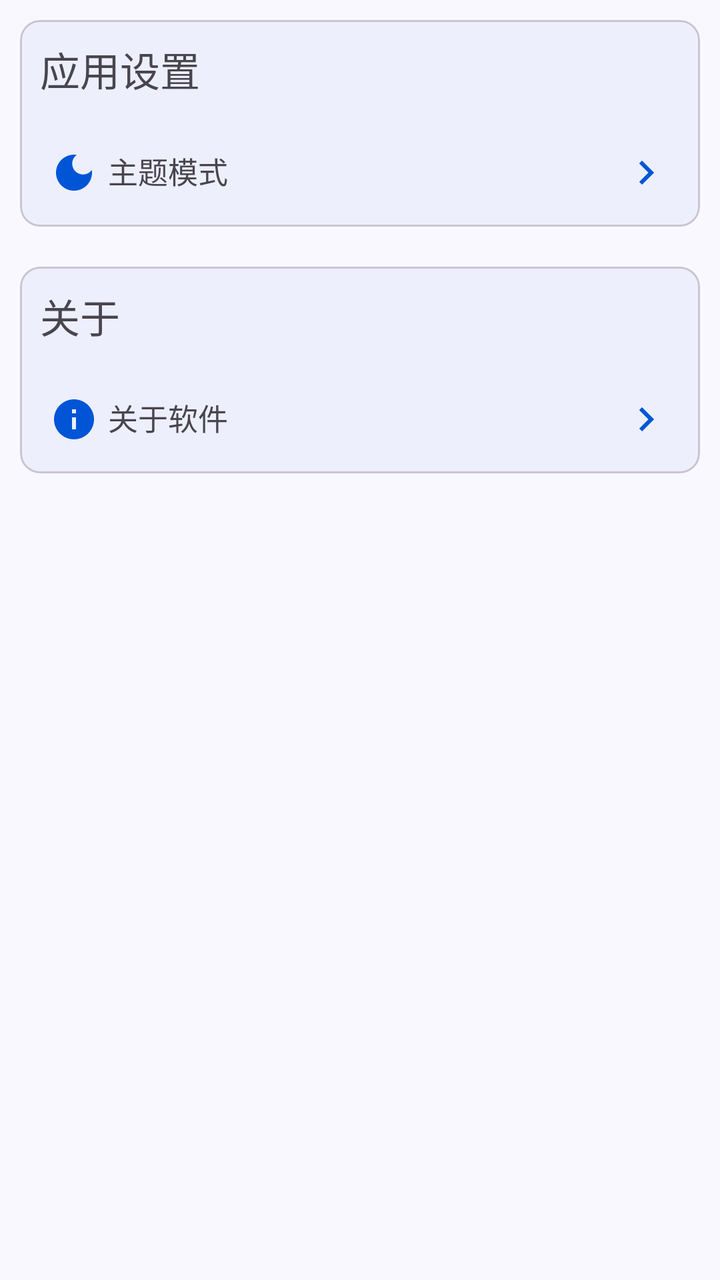
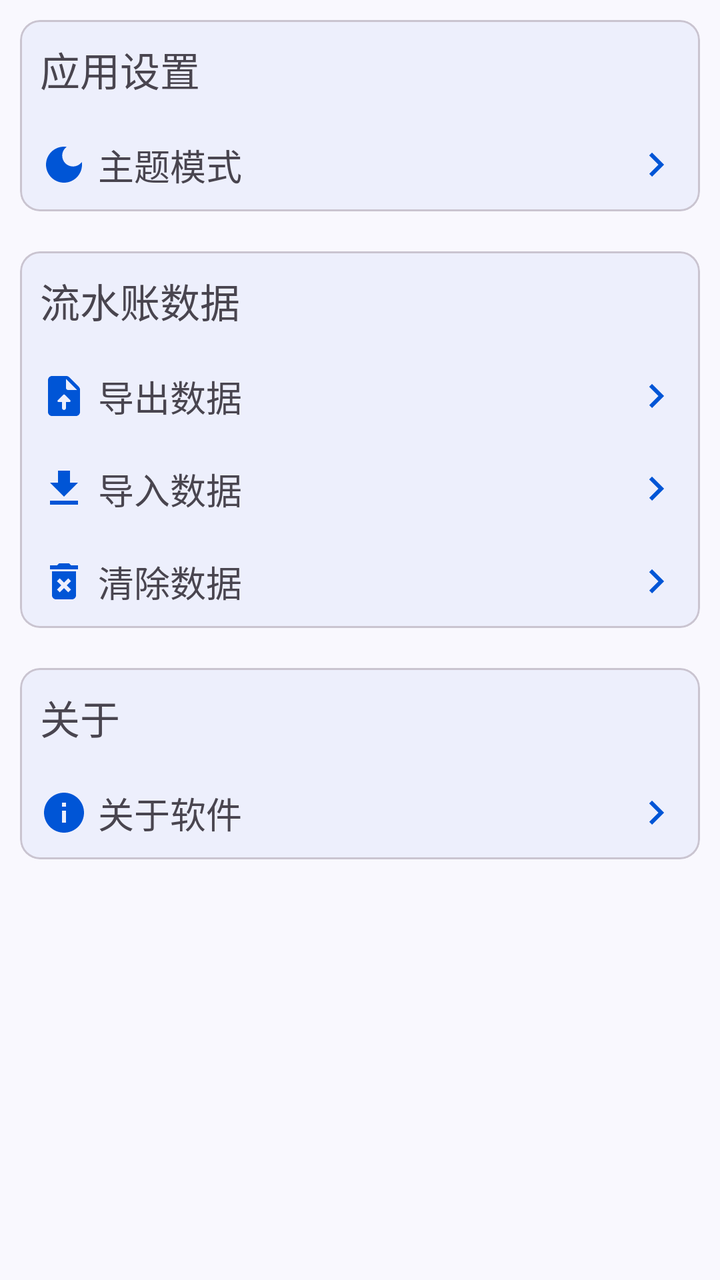

Screens rendered from an Android XML layout before and after an edit, with the pre-edit source and the edit as a unified diff.
<!-- AndroidManifest.xml: application theme Theme.ProjectManager -->
<!-- res/layout/fragment_setting.xml -->
<?xml version="1.0" encoding="utf-8"?>
<LinearLayout xmlns:android="http://schemas.android.com/apk/res/android"
    xmlns:app="http://schemas.android.com/apk/res-auto"
    xmlns:tools="http://schemas.android.com/tools"
    android:id="@+id/mine_fragment"
    style="@style/PageStyle"
    android:layout_width="match_parent"
    android:layout_height="match_parent"
    android:orientation="vertical"
    tools:context=".ui.setting.SettingFragment">

    <com.google.android.material.card.MaterialCardView
        style="@style/ContentCardStyle"
        android:layout_width="match_parent"
        android:layout_height="wrap_content">

        <LinearLayout
            android:layout_width="match_parent"
            android:layout_height="match_parent"
            android:orientation="vertical">

            <com.google.android.material.textview.MaterialTextView
                style="@style/LabelTextViewStyle"
                android:layout_width="wrap_content"
                android:layout_height="wrap_content"
                android:text="应用设置" />

            
            <com.google.android.material.textview.MaterialTextView
                android:id="@+id/setting_theme_mode"
                style="@style/SubSettingCardStyle"
                android:layout_width="match_parent"
                android:layout_height="wrap_content"
                android:drawableStart="@drawable/baseline_dark_mode_24"
                android:text="主题模式" />

        </LinearLayout>
    </com.google.android.material.card.MaterialCardView>

    <com.google.android.material.card.MaterialCardView
        style="@style/ContentCardStyle"
        android:layout_width="match_parent"
        android:layout_height="wrap_content">

        <LinearLayout
            android:layout_width="match_parent"
            android:layout_height="match_parent"
            android:orientation="vertical">

            <com.google.android.material.textview.MaterialTextView
                style="@style/LabelTextViewStyle"
                android:layout_width="wrap_content"
                android:layout_height="wrap_content"
                android:text="关于" />

            
            <com.google.android.material.textview.MaterialTextView
                android:id="@+id/setting_about"
                style="@style/SubSettingCardStyle"
                android:layout_width="match_parent"
                android:layout_height="wrap_content"
                android:drawableStart="@drawable/baseline_info_24"
                android:text="关于软件" />
        </LinearLayout>
    </com.google.android.material.card.MaterialCardView>
</LinearLayout>
<!-- resources referenced by this layout -->
<resources>
  <style name="ContentCardStyle">
          <item name="cardBackgroundColor">@color/card_background</item>
          <item name="cardCornerRadius">10dp</item>
          <item name="android:layout_margin">10dp</item>
      </style>
  <style name="LabelTextViewStyle">
          <item name="android:layout_margin">10dp</item>
          <item name="android:textSize">20sp</item>
      </style>
  <style name="PageStyle">
          <item name="android:fitsSystemWindows">true</item>
          <item name="android:background">@color/page_background</item>
      </style>
  <style name="SubSettingCardStyle">
          <item name="android:drawableEnd">@drawable/baseline_keyboard_arrow_right_24</item>
          <item name="android:drawablePadding">5dp</item>
          <item name="android:textSize">15sp</item>
          <item name="android:layout_margin">10dp</item>
          <item name="android:clickable">true</item>
          <item name="android:focusable">true</item>
          <item name="android:padding">5dp</item>
          <item name="android:background">?attr/selectableItemBackground</item>
      </style>
  <color name="card_background">#edeffc</color>
  <color name="page_background">#f9f8fe</color>
  <!-- drawable baseline_keyboard_arrow_right_24 (drawable) -->
  <vector xmlns:android="http://schemas.android.com/apk/res/android" android:autoMirrored="true" android:height="24dp" android:tint="#000000" android:viewportHeight="24" android:viewportWidth="24" android:width="24dp">
        
      <path android:fillColor="@android:color/white" android:pathData="M8.59,16.59L13.17,12 8.59,7.41 10,6l6,6 -6,6 -1.41,-1.41z"/>
      
  </vector>
  <color name="theme_blue">#0055d6</color>
  <color name="purple_700">#FF3700B3</color>
  <color name="white">#FFFFFFFF</color>
  <color name="teal_200">#FF03DAC5</color>
  <color name="teal_700">#FF018786</color>
  <color name="black">#FF000000</color>
  <style name="ToolBarStyle">
          <item name="android:background">@color/toolbar_background</item>
          <item name="contentInsetStart">10dp</item>
          <item name="titleTextAppearance">@style/TitleStyle</item>
      </style>
  <color name="toolbar_background">#ebedfa</color>
  <style name="TitleStyle">
          <item name="android:textSize">23sp</item>
          <item name="android:textColor">@color/black</item>
      </style>
  <!-- unchanged entries left out for length: 3 -->
</resources>

<!-- the commit's change to res/layout/fragment_setting.xml (unified diff, before → after) -->
@@ -1,6 +1,5 @@
 <?xml version="1.0" encoding="utf-8"?>
-<LinearLayout xmlns:android="http://schemas.android.com/apk/res/android"
-    xmlns:app="http://schemas.android.com/apk/res-auto"
+<ScrollView xmlns:android="http://schemas.android.com/apk/res/android"
     xmlns:tools="http://schemas.android.com/tools"
     android:id="@+id/mine_fragment"
     style="@style/PageStyle"
@@ -9,58 +8,103 @@
     android:orientation="vertical"
     tools:context=".ui.setting.SettingFragment">
 
-    <com.google.android.material.card.MaterialCardView
-        style="@style/ContentCardStyle"
+    <LinearLayout
         android:layout_width="match_parent"
-        android:layout_height="wrap_content">
+        android:layout_height="match_parent"
+        android:orientation="vertical">
 
-        <LinearLayout
+        <com.google.android.material.card.MaterialCardView
+            style="@style/ContentCardStyle"
             android:layout_width="match_parent"
-            android:layout_height="match_parent"
-            android:orientation="vertical">
+            android:layout_height="wrap_content">
 
-            <com.google.android.material.textview.MaterialTextView
-                style="@style/LabelTextViewStyle"
-                android:layout_width="wrap_content"
-                android:layout_height="wrap_content"
-                android:text="应用设置" />
+            <LinearLayout
+                android:layout_width="match_parent"
+                android:layout_height="match_parent"
+                android:orientation="vertical">
 
-            
-            <com.google.android.material.textview.MaterialTextView
-                android:id="@+id/setting_theme_mode"
-                style="@style/SubSettingCardStyle"
+                <com.google.android.material.textview.MaterialTextView
+                    style="@style/LabelTextViewStyle"
+                    android:layout_width="wrap_content"
+                    android:layout_height="wrap_content"
+                    android:text="应用设置" />
+
+                
+                <com.google.android.material.textview.MaterialTextView
+                    android:id="@+id/setting_theme_mode"
+                    style="@style/SubSettingCardStyle"
+                    android:layout_width="match_parent"
+                    android:layout_height="wrap_content"
+                    android:drawableStart="@drawable/baseline_dark_mode_24"
+                    android:text="主题模式" />
+
+            </LinearLayout>
+        </com.google.android.material.card.MaterialCardView>
+
+        <com.google.android.material.card.MaterialCardView
+            style="@style/ContentCardStyle"
+            android:layout_width="match_parent"
+            android:layout_height="wrap_content">
+
+            <LinearLayout
                 android:layout_width="match_parent"
                 android:layout_height="wrap_content"
-                android:drawableStart="@drawable/baseline_dark_mode_24"
-                android:text="主题模式" />
+                android:orientation="vertical">
 
-        </LinearLayout>
-    </com.google.android.material.card.MaterialCardView>
+                <com.google.android.material.textview.MaterialTextView
+                    style="@style/LabelTextViewStyle"
+                    android:layout_width="wrap_content"
+                    android:layout_height="wrap_content"
+                    android:text="流水账数据" />
 
-    <com.google.android.material.card.MaterialCardView
-        style="@style/ContentCardStyle"
-        android:layout_width="match_parent"
-        android:layout_height="wrap_content">
+                <com.google.android.material.textview.MaterialTextView
+                    style="@style/SubSettingCardStyle"
+                    android:layout_width="match_parent"
+                    android:layout_height="wrap_content"
+                    android:drawableStart="@drawable/round_export_data_24"
+                    android:text="导出数据" />
 
-        <LinearLayout
+                <com.google.android.material.textview.MaterialTextView
+                    style="@style/SubSettingCardStyle"
+                    android:layout_width="match_parent"
+                    android:layout_height="wrap_content"
+                    android:drawableStart="@drawable/baseline_import_data_24"
+                    android:text="导入数据" />
+
+                <com.google.android.material.textview.MaterialTextView
+                    style="@style/SubSettingCardStyle"
+                    android:layout_width="match_parent"
+                    android:layout_height="wrap_content"
+                    android:drawableStart="@drawable/baseline_delete_forever_24"
+                    android:text="清除数据" />
+            </LinearLayout>
+        </com.google.android.material.card.MaterialCardView>
+
+        <com.google.android.material.card.MaterialCardView
+            style="@style/ContentCardStyle"
             android:layout_width="match_parent"
-            android:layout_height="match_parent"
-            android:orientation="vertical">
+            android:layout_height="wrap_content">
 
-            <com.google.android.material.textview.MaterialTextView
-                style="@style/LabelTextViewStyle"
-                android:layout_width="wrap_content"
-                android:layout_height="wrap_content"
-                android:text="关于" />
+            <LinearLayout
+                android:layout_width="match_parent"
+                android:layout_height="match_parent"
+                android:orientation="vertical">
 
-            
-            <com.google.android.material.textview.MaterialTextView
-                android:id="@+id/setting_about"
-                style="@style/SubSettingCardStyle"
-                android:layout_width="match_parent"
-                android:layout_height="wrap_content"
-                android:drawableStart="@drawable/baseline_info_24"
-                android:text="关于软件" />
-        </LinearLayout>
-    </com.google.android.material.card.MaterialCardView>
-</LinearLayout>
+                <com.google.android.material.textview.MaterialTextView
+                    style="@style/LabelTextViewStyle"
+                    android:layout_width="wrap_content"
+                    android:layout_height="wrap_content"
+                    android:text="关于" />
+
+                
+                <com.google.android.material.textview.MaterialTextView
+                    android:id="@+id/setting_about"
+                    style="@style/SubSettingCardStyle"
+                    android:layout_width="match_parent"
+                    android:layout_height="wrap_content"
+                    android:drawableStart="@drawable/baseline_info_24"
+                    android:text="关于软件" />
+            </LinearLayout>
+        </com.google.android.material.card.MaterialCardView>
+    </LinearLayout>
+</ScrollView>
<!-- resource entries referenced after the edit -->
@@ -1,5 +1,23 @@
 <!-- resources referenced by this layout -->
 <resources>
+  <!-- drawable baseline_delete_forever_24 (drawable) -->
+  <vector xmlns:android="http://schemas.android.com/apk/res/android" android:height="24dp" android:tint="#000000" android:viewportHeight="24" android:viewportWidth="24" android:width="24dp">
+        
+      <path android:fillColor="@android:color/white" android:pathData="M6,19c0,1.1 0.9,2 2,2h8c1.1,0 2,-0.9 2,-2L18,7L6,7v12zM8.46,11.88l1.41,-1.41L12,12.59l2.12,-2.12 1.41,1.41L13.41,14l2.12,2.12 -1.41,1.41L12,15.41l-2.12,2.12 -1.41,-1.41L10.59,14l-2.13,-2.12zM15.5,4l-1,-1h-5l-1,1L5,4v2h14L19,4z"/>
+      
+  </vector>
+  <!-- drawable baseline_import_data_24 (drawable) -->
+  <vector xmlns:android="http://schemas.android.com/apk/res/android" android:height="24dp" android:tint="#000000" android:viewportHeight="24" android:viewportWidth="24" android:width="24dp">
+        
+      <path android:fillColor="@android:color/white" android:pathData="M19,9h-4V3H9v6H5l7,7 7,-7zM5,18v2h14v-2H5z"/>
+      
+  </vector>
+  <!-- drawable round_export_data_24 (drawable) -->
+  <vector xmlns:android="http://schemas.android.com/apk/res/android" android:height="24dp" android:tint="#000000" android:viewportHeight="24" android:viewportWidth="24" android:width="24dp">
+        
+      <path android:fillColor="@android:color/white" android:pathData="M19.41,7.41l-4.83,-4.83C14.21,2.21 13.7,2 13.17,2H6C4.9,2 4.01,2.9 4.01,4L4,20c0,1.1 0.89,2 1.99,2H18c1.1,0 2,-0.9 2,-2V8.83C20,8.3 19.79,7.79 19.41,7.41zM14.8,15H13v3c0,0.55 -0.45,1 -1,1s-1,-0.45 -1,-1v-3H9.21c-0.45,0 -0.67,-0.54 -0.35,-0.85l2.8,-2.79c0.2,-0.19 0.51,-0.19 0.71,0l2.79,2.79C15.46,14.46 15.24,15 14.8,15zM14,9c-0.55,0 -1,-0.45 -1,-1V3.5L18.5,9H14z"/>
+      
+  </vector>
   <style name="ContentCardStyle">
           <item name="cardBackgroundColor">@color/card_background</item>
           <item name="cardCornerRadius">10dp</item>
@@ -16,8 +34,8 @@
   <style name="SubSettingCardStyle">
           <item name="android:drawableEnd">@drawable/baseline_keyboard_arrow_right_24</item>
           <item name="android:drawablePadding">5dp</item>
-          <item name="android:textSize">15sp</item>
-          <item name="android:layout_margin">10dp</item>
+          <item name="android:textSize">18sp</item>
+          <item name="android:layout_margin">5dp</item>
           <item name="android:clickable">true</item>
           <item name="android:focusable">true</item>
           <item name="android:padding">5dp</item>
